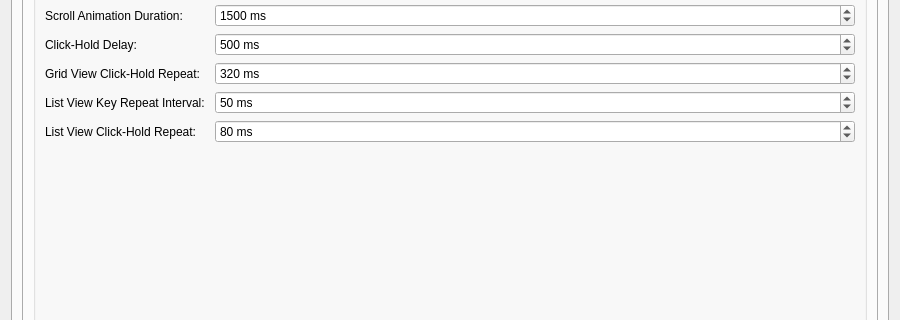
This is src/ui/dialogs/settingsdialog.ui in EtherAura/Kartend as Qt 5 draws it before an edit; both pictures show x 0 to 900 and y 264 to 584 of the 900 by 896 pixel window. The edited form follows.
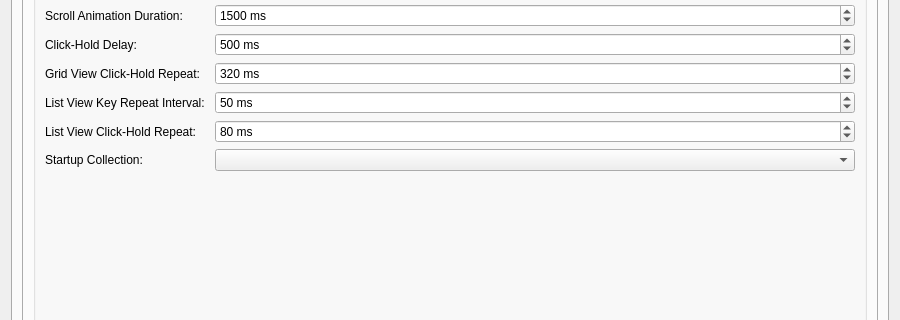
This is the edited form. The open tabs and pages were chosen to show the change. Icons and pictures are not drawn.

Diff of the .ui file:
```diff
--- a/src/ui/dialogs/settingsdialog.ui
+++ b/src/ui/dialogs/settingsdialog.ui
@@ -1345,6 +1345,20 @@
               </property>
              </widget>
             </item>
+            <item row="11" column="0">
+             <widget class="QLabel" name="startupCollectionLabel">
+              <property name="text">
+               <string>Startup Collection:</string>
+              </property>
+             </widget>
+            </item>
+            <item row="11" column="1">
+             <widget class="QComboBox" name="startupCollectionComboBox">
+              <property name="toolTip">
+               <string>Collection to open on startup. &quot;(Default)&quot; opens the first root collection.</string>
+              </property>
+             </widget>
+            </item>
                </layout>
               </item>
               <item>
```
